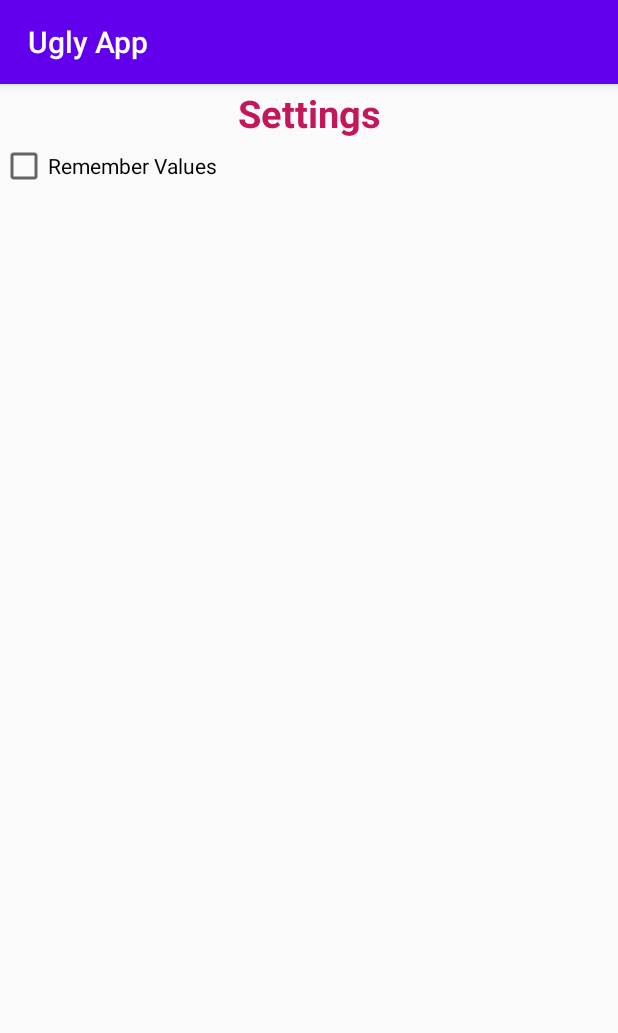
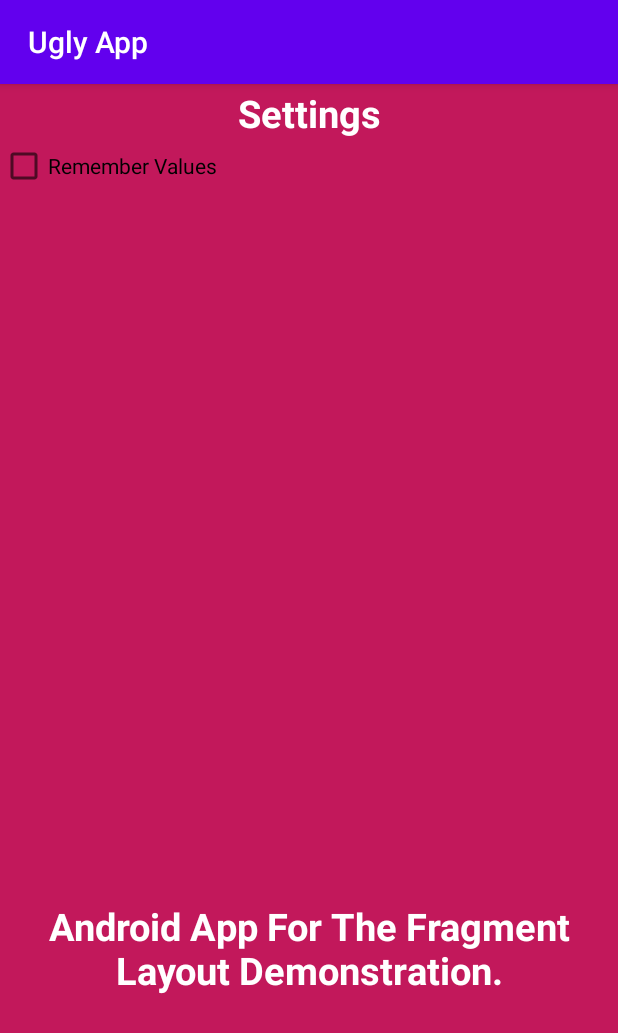
Before and after one commit to KangNavneet/fragmentLayout, an Android app: the screen it shows after launch (settingActivity), after a tap on "Settings", on a phone screen of 412 x 824 dp. Shown: the top 1033 px of the screen. Run offline under Robolectric (Android 15) with nearby library versions, the phone set to English and light mode, and no system bars; 1 statement that could not run was skipped.

Commit message:
fragmentLayout

```diff
--- a/app/src/main/res/layout/activity_main_twopane_port.xml
+++ b/app/src/main/res/layout/activity_main_twopane_port.xml
@@ -2,7 +2,8 @@
 <LinearLayout xmlns:android="http://schemas.android.com/apk/res/android"
     xmlns:tools="http://schemas.android.com/tools"
     android:orientation="vertical" android:layout_width="match_parent"
-    android:layout_height="match_parent">
+    android:layout_height="match_parent"
+    android:weightSum="2">
 
     <fragment
         android:layout_width="match_parent"
--- a/app/src/main/res/layout/fragment_setting.xml
+++ b/app/src/main/res/layout/fragment_setting.xml
@@ -5,13 +5,19 @@
     android:layout_height="match_parent"
     android:orientation="vertical"
     tools:context=".settingFragment"
-    android:id="@+id/settings_fragment">
-
+    android:id="@+id/settings_fragment"
+    android:background="@color/darkBackground"
+    android:weightSum="2">
+<LinearLayout
+    android:layout_width="match_parent"
+    android:layout_height="match_parent"
+    android:layout_weight="1"
+    android:orientation="vertical">
     <TextView
         android:layout_width="match_parent"
         android:layout_height="wrap_content"
         android:text="Settings"
-        android:textColor="@color/darkBackground"
+
         />
 
     <CheckBox
@@ -20,5 +26,14 @@
         android:layout_height="wrap_content"
         android:text="Remember Values"
         />
-
 </LinearLayout>
+    <LinearLayout
+        android:layout_width="match_parent"
+        android:layout_height="match_parent"
+        android:layout_weight="1">
+    <TextView
+        android:layout_width="wrap_content"
+        android:layout_height="match_parent"
+        android:text="Android App For The Fragment Layout Demonstration."/>
+    </LinearLayout>
+</LinearLayout>
```
Also changed, not shown: app/src/main/res/layout/activity_main_twopane_land.xml (+4 -3 lines), app/src/main/res/values-sw100dp-land/layout.xml (added, +7 -0 lines).
